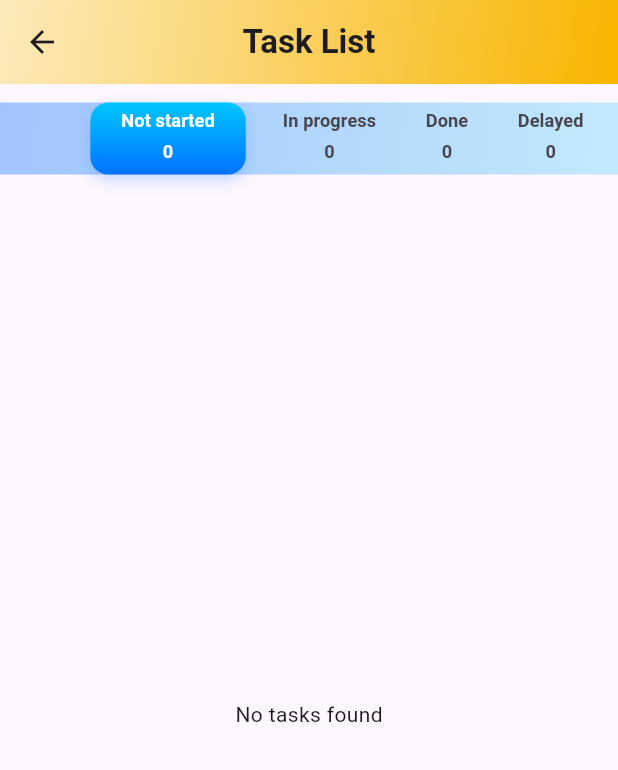
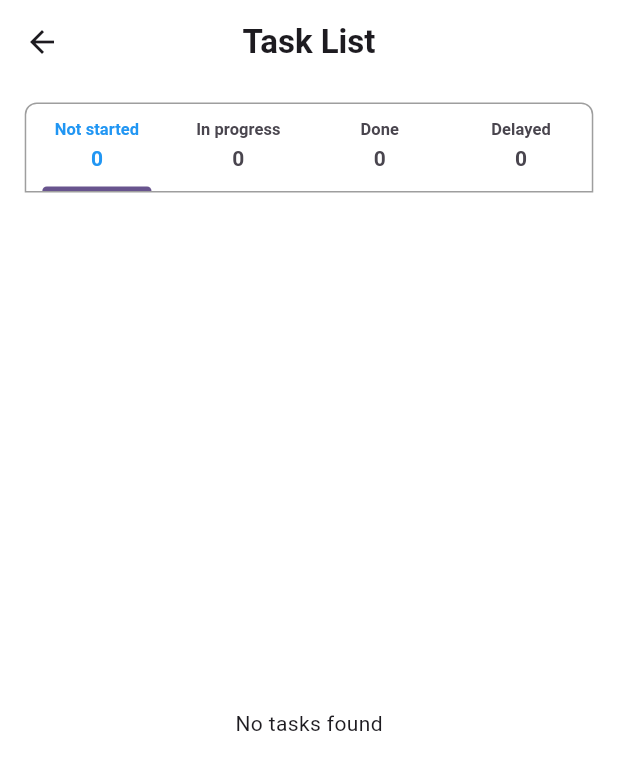
Before and after one commit to Durgeshpatel77/ecomerce_application, a Flutter app: the TasklistPage screen opened directly, on a phone screen of 412 x 824 dp. Shown: the top 770 px of the screen. Run offline on Flutter 3.47's test engine with Material 3 defaults, Android fonts, the light colour scheme and no system bars; our stand-ins replace dio, file_picker, get, permission_handler, shared_preferences; missing offline and left inert: syncfusion_flutter_pdfviewer; accounts and stored records are empty.

Commit message:
little bit changes in all file

```diff
--- a/lib/Mainpage_Subpages/Tasks/Tasklist_page.dart
+++ b/lib/Mainpage_Subpages/Tasks/Tasklist_page.dart
@@ -21,60 +21,46 @@ class TasklistPage extends StatelessWidget {
             style: TextStyle(fontWeight: FontWeight.bold),
           ),
           centerTitle: true,
-          elevation: 1,
-          backgroundColor: Colors.transparent,
-          flexibleSpace: Container(
-            decoration: const BoxDecoration(
-              gradient: LinearGradient(
-                colors: [Color(0xfffceabb), Color(0xfff8b500)],
-                begin: Alignment.topLeft,
-                end: Alignment.bottomRight,
+          backgroundColor: Colors.white,
         ),
-            ),
-          ),
-        ),
+        backgroundColor: Colors.white,
         body: Obx(() {
+          // Show CircularProgressIndicator for the whole body if loading
+          if (controller.isLoading.value) {
+            return const Center(child: CircularProgressIndicator());
+          }
+
           return Column(
             children: [
               Container(
-                margin: EdgeInsets.symmetric(vertical: height * 0.015),
-                decoration: const BoxDecoration(
-                  gradient: LinearGradient(
-                    colors: [Color(0xFFa1c4fd), Color(0xFFc2e9fb)],
-                    begin: Alignment.topLeft,
-                    end: Alignment.bottomRight,
+                height: 60,
+                margin: EdgeInsets.symmetric(vertical: height * 0.015, horizontal: height * 0.020),
+                decoration: BoxDecoration(
+                  borderRadius: const BorderRadiusDirectional.only(
+                    topEnd: Radius.circular(8),
+                    topStart: Radius.circular(8),
                   ),
+                  border: Border.all(color: Colors.grey),
                 ),
                 child: LayoutBuilder(
                   builder: (context, constraints) {
-                    final double tabFontSize = constraints.maxWidth * 0.040;
-                    final double countFontSize = constraints.maxWidth * 0.04;
+                    final double tabFontSize = constraints.maxWidth * 0.055;
+                    final double countFontSize = constraints.maxWidth * 0.07;
 
                     return Obx(() {
                       final selectedIndex = controller.tabController.index;
 
-                      return TabBar(
+                      return Container(
+                        child: TabBar(
                           controller: controller.tabController,
-                        isScrollable: true,
+                          isScrollable: false,
                           dividerColor: Colors.transparent,
-                        labelPadding: EdgeInsets.symmetric(horizontal: width * 0.02),
-                        labelColor: Colors.white,
-                        indicator: BoxDecoration(
-                          gradient: const LinearGradient(
-                            colors: [Color(0xFF00c6ff), Color(0xFF0072ff)],
-                            begin: Alignment.topCenter,
-                            end: Alignment.bottomCenter,
+                          labelPadding: EdgeInsets.symmetric(
+                            horizontal: width * 0.02,
                           ),
-                          borderRadius: BorderRadius.circular(12),
-                          boxShadow: [
-                            BoxShadow(
-                              color: Colors.blueAccent.withOpacity(0.3),
-                              blurRadius: 8,
-                              offset: const Offset(0, 4),
-                            ),
-                          ],
-                        ),
-                        tabs: List.generate(controller.statusTabs.length, (index) {
+                          labelColor: Colors.blue,
+                          tabs:
+                          List.generate(controller.statusTabs.length, (index) {
                             final status = controller.statusTabs[index];
                             final label = status.replaceAll('_', ' ').capitalizeFirst!;
                             final count = controller.taskList.where((t) => t['status'] == status).length;
@@ -84,11 +70,11 @@ class TasklistPage extends StatelessWidget {
                               child: AnimatedContainer(
                                 duration: const Duration(milliseconds: 250),
                                 padding: EdgeInsets.symmetric(
-                                horizontal: isSelected ? width * 0.05 : width * 0.02,
+                                  horizontal: isSelected ? width * 0.02 : width * 0.02,
                                   vertical: height * 0.005,
                                 ),
                                 child: FittedBox(
-                                fit: BoxFit.scaleDown,
+                                  fit: BoxFit.contain,
                                   child: Column(
                                     mainAxisAlignment: MainAxisAlignment.center,
                                     children: [
@@ -96,7 +82,7 @@ class TasklistPage extends StatelessWidget {
                                         label,
                                         style: TextStyle(
                                           fontSize: tabFontSize,
-                                        fontWeight: FontWeight.w600,
+                                          fontWeight: FontWeight.bold,
                                         ),
                                       ),
                                       SizedBox(height: height * 0.004),
@@ -113,40 +99,39 @@ class TasklistPage extends StatelessWidget {
                               ),
                             );
                           }),
+                        ),
                       );
                     });
                   },
                 ),
               ),
               Expanded(
+                child: Container(
                   child: TabBarView(
                     controller: controller.tabController,
                     children: controller.statusTabs.map((status) {
-                    final filtered = controller.taskList
-                        .where((task) => task['status'] == status)
-                        .toList();
+                      final filtered = controller.taskList.where((task) => task['status'] == status).toList();
 
-                    // Show CircularProgress if still loading and no data available
-                    if (filtered.isEmpty) {
-                      if (controller.isLoading.value) {
-                        return const Center(child: CircularProgressIndicator());
-                      } else {
-                        return const Center(child: Text("No tasks found"));
-                      }
-                    }
-
+                      // Show no tasks message or list of tasks
                       return RefreshIndicator(
                         onRefresh: () async {
-                        await controller.fetchTasks();
+                          await controller.fetchTasks(); // Refresh entire task list
                         },
-                      child: ListView.builder(
+                        child: filtered.isEmpty
+                            ? Center(
+                          child: const Text("No tasks found"), // Display when no tasks are found
+                        )
+                            : ListView.builder(
                           itemCount: filtered.length,
                           itemBuilder: (context, index) {
                             final task = filtered[index];
 
                             return GestureDetector(
                               onTap: () {
-                              Get.toNamed('/TaskDetailPage', arguments: task);
+                                Get.toNamed(
+                                  '/TaskDetailPage',
+                                  arguments: task,
+                                );
                               },
                               child: TasklistCustom(
                                 taskname: task['title']?.toString() ?? 'No Title',
@@ -163,6 +148,7 @@ class TasklistPage extends StatelessWidget {
                     }).toList(),
                   ),
                 ),
+              ),
             ],
           );
         }),
```
Also changed, not shown: lib/All_custom_widgets/TaskList_Custom.dart (+36 -39 lines), lib/Controller/Auth_Controller.dart (+16 -5 lines), lib/Controller/TaskList_Controller.dart (+32 -4 lines), lib/Controller/Taskstatus_contoller.dart (+25 -10 lines), lib/Login_Pages/Auth_screen.dart (+8 -7 lines), lib/Login_Pages/Main_page.dart (+7 -28 lines), lib/Mainpage_Subpages/Tasks/Taskdetail_page.dart (+33 -4 lines), lib/notes save.dart (deleted, +0 -21 lines), 1 other file. Lines whose indentation alone changed are shown as unchanged.
